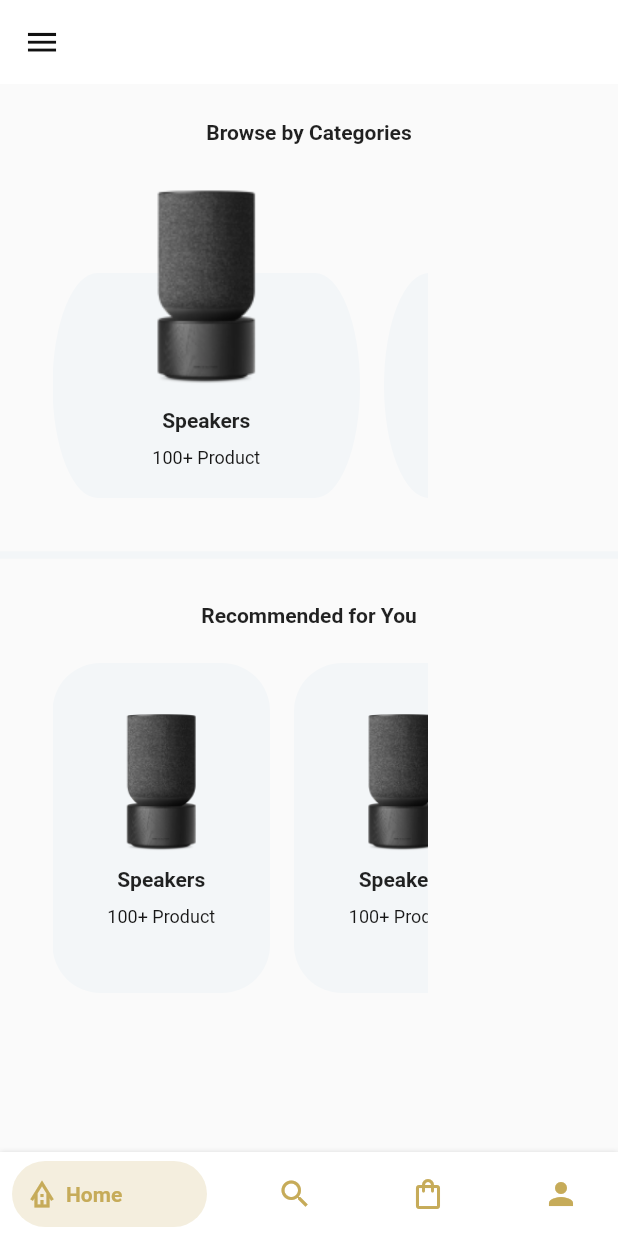
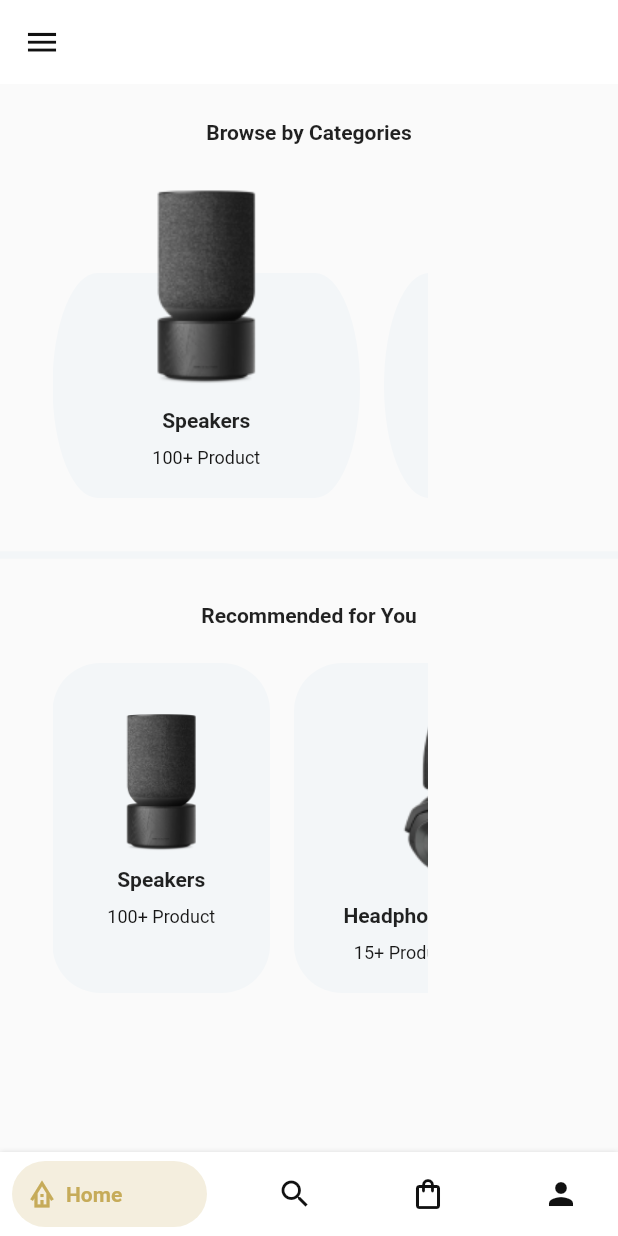
Before and after one commit to SMAmmadAli/E-Commerce-App, a Flutter app: the screen it shows after launch, on a phone screen of 412 x 824 dp. Run offline on Flutter 3.47's test engine with Material 2 defaults, Android fonts, the light colour scheme and no system bars; drawn by our look-alikes of bottom_navy_bar.

Commit message:
catergories page

```diff
--- /dev/null
+++ b/lib/Pages/dashboard.dart
@@ -0,0 +1,67 @@
+import 'package:flutter/material.dart';
+import 'package:st_store/data/data.dart';
+import 'package:st_store/utils/color.dart';
+import 'package:st_store/widgets/home_page_widget/my_listview2.dart';
+
+class DashboardView extends StatelessWidget {
+  const DashboardView({super.key});
+
+  @override
+  Widget build(BuildContext context) {
+    return Scaffold(
+      appBar: AppBar(
+        leading: Icon(
+          Icons.menu,
+          size: 25,
+          color: MyColors.black,
+        ),
+      ),
+      body: SingleChildScrollView(
+        child: Column(
+          children: [
+            for (Map map in selectItem)
+              Container(
+                height: 370,
+                width: 345,
+                child: Column(
+                  children: [
+                    Container(
+                      height: 305,
+                      width: 245,
+                      child: Stack(
+                        children: [
+                          Positioned(
+                              top: 90,
+                              child: Container(
+                                  height: 170,
+                                  width: 345,
+                                  child: Column(
+                                    mainAxisAlignment: MainAxisAlignment.end,
+                                    children: [
+                                      Text(map['title']),
+                                      Text(map['subTitle'])
+                                    ],
+                                  ),
+                                  decoration: const BoxDecoration(
+                                      color: Color(0xffF3F6F8),
+                                      borderRadius: BorderRadius.horizontal(
+                                        left: Radius.elliptical(32, 80),
+                                        right: Radius.elliptical(32, 80),
+                                      )))),
+                          Padding(
+                            padding: const EdgeInsets.only(left: 20.0),
+                            child: Image(image: AssetImage(map["image"])),
+                          ),
+                        ],
+                      ),
+                    ),
+                  ],
+                ),
+              ),
+            const MyListView2()
+          ],
+        ),
+      ),
+    );
+  }
+}
--- a/lib/Pages/home_page.dart
+++ b/lib/Pages/home_page.dart
@@ -1,19 +1,10 @@
 import 'package:flutter/material.dart';
+import 'package:st_store/widgets/home_page_widget/my_listview_1.dart';
 import 'package:st_store/widgets/home_page_widget/bottom_navbar.dart';
+import 'package:st_store/widgets/home_page_widget/headings.dart';
+import 'package:st_store/widgets/home_page_widget/my_listview2.dart';
 
 class HomePage extends StatelessWidget {
-  List<Map> products = [
-    {
-      "image": "asset/image/mic.png",
-      "title": "Speakers",
-      "subTitle": "100+ Product"
-    },
-    {
-      "image": "asset/image/headphone.png",
-      "title": "Headphones",
-      "subTitle": "15+ Product",
-    },
-  ];
   HomePage({super.key});
 
   @override
@@ -33,149 +24,20 @@ class HomePage extends StatelessWidget {
         child: Column(
           crossAxisAlignment: CrossAxisAlignment.start,
           children: [
-            const Padding(
-              padding: EdgeInsets.only(top: 24.0),
-              child: Center(
-                child: Text(
-                  'Browse by Categories',
-                  style: TextStyle(
-                    fontWeight: FontWeight.w700,
-                    fontSize: 14,
-                  ),
-                ),
-              ),
-            ),
+            const MyHeading(heading: 'Browse by Categories'),
             const SizedBox(
               height: 16,
             ),
-            Padding(
-              padding: const EdgeInsets.only(left: 35.0),
-              child: Container(
-                height: 250,
-                width: 250,
-                child: ListView.separated(
-                    scrollDirection: Axis.horizontal,
-                    itemBuilder: (context, index) {
-                      return Container(
-                        width: 205,
-                        height: 250,
-                        child: Stack(
-                          children: [
-                            Positioned(
-                              top: 70,
-                              child: Container(
-                                height: 150,
-                                width: 205,
-                                decoration: const BoxDecoration(
-                                    color: Color(0xffF3F6F8),
-                                    borderRadius: BorderRadius.horizontal(
-                                        right: Radius.elliptical(32, 80),
-                                        left: Radius.elliptical(32, 80))),
-                                child: Column(
-                                  mainAxisAlignment: MainAxisAlignment.end,
-                                  children: const [
-                                    Text(
-                                      'Speakers',
-                                      style: TextStyle(
-                                          fontSize: 14,
-                                          fontWeight: FontWeight.w700),
-                                    ),
-                                    SizedBox(
-                                      height: 10,
-                                    ),
-                                    Text(
-                                      '100+ Product',
-                                      style: TextStyle(
-                                          fontSize: 12,
-                                          fontWeight: FontWeight.w400,
-                                          color: Color(0xff171717)),
-                                    ),
-                                    SizedBox(
-                                      height: 20,
-                                    ),
-                                  ],
-                                ),
-                              ),
-                            ),
-                            const Positioned(
-                              child: Image(
-                                  image: AssetImage("asset/image/mic.png")),
-                            )
-                          ],
-                        ),
-                      );
-                    },
-                    separatorBuilder: (context, index) => const SizedBox(
-                          width: 16,
-                        ),
-                    itemCount: 3),
-              ),
-            ),
+            MyListView1(),
             const Divider(
               color: Color(0xffF3F6F8),
               thickness: 5,
             ),
-            const Padding(
-                padding: EdgeInsets.only(top: 24.0),
-                child: Center(
-                  child: Text(
-                    'Recommended for You',
-                    style: TextStyle(
-                      fontWeight: FontWeight.w700,
-                      fontSize: 14,
-                    ),
-                  ),
-                )),
+            const MyHeading(heading: 'Recommended for You'),
             const SizedBox(
               height: 24,
             ),
-            Padding(
-              padding: const EdgeInsets.only(left: 35.0),
-              child: Container(
-                height: 220,
-                width: 250,
-                child: ListView.separated(
-                    scrollDirection: Axis.horizontal,
-                    itemBuilder: (context, index) {
-                      return Container(
-                        height: 220,
-                        width: 145,
-                        decoration: BoxDecoration(
-                            color: Color(0xffF3F6F8),
-                            borderRadius: BorderRadius.circular(32)),
-                        child: Column(
-                          mainAxisAlignment: MainAxisAlignment.center,
-                          children: const [
-                            Image(
-                              image: AssetImage('asset/image/mic.png'),
-                            ),
-                            Text(
-                              'Speakers',
-                              style: TextStyle(
-                                  fontSize: 14, fontWeight: FontWeight.w700),
-                            ),
-                            SizedBox(
-                              height: 10,
-                            ),
-                            Text(
-                              '100+ Product',
-                              style: TextStyle(
-                                  fontSize: 12,
-                                  fontWeight: FontWeight.w400,
-                                  color: Color(0xff171717)),
-                            ),
-                            SizedBox(
-                              height: 20,
-                            ),
-                          ],
-                        ),
-                      );
-                    },
-                    separatorBuilder: (context, index) =>
-                        const SizedBox(width: 16),
-                    itemCount: 3),
-              ),
-            )
+            MyListView2(),
           ],
         ),
       ),
--- /dev/null
+++ b/lib/data/data.dart
@@ -0,0 +1,14 @@
+List<Map> products = [
+  {
+    "image": "asset/image/mic.png",
+    "title": "Speakers",
+    "subTitle": "100+ Product"
+  },
+  {
+    "image": "asset/image/headphone.png",
+    "title": "Headphones",
+    "subTitle": "15+ Product",
+  },
+];
+
+List<Map> selectItem = [];
--- a/lib/main.dart
+++ b/lib/main.dart
@@ -1,4 +1,5 @@
 import 'package:flutter/material.dart';
+import 'package:st_store/Pages/dashboard.dart';
 import 'package:st_store/Pages/home_page.dart';
 
 import 'Pages/splash_page.dart';
--- /dev/null
+++ b/lib/utils/color.dart
@@ -0,0 +1,6 @@
+import 'package:flutter/animation.dart';
+
+class MyColors {
+  static Color gold = const Color(0xffC6AB59);
+  static Color black = const Color(0xff111111);
+}
--- a/lib/widgets/home_page_widget/bottom_navbar.dart
+++ b/lib/widgets/home_page_widget/bottom_navbar.dart
@@ -1,5 +1,6 @@
 import 'package:bottom_navy_bar/bottom_navy_bar.dart';
 import 'package:flutter/material.dart';
+import 'package:st_store/utils/color.dart';
 
 class BottomNavBar extends StatefulWidget {
   const BottomNavBar({super.key});
@@ -25,23 +26,23 @@ class _BottomNavBarState extends State<BottomNavBar> {
             BottomNavyBarItem(
                 icon: const Icon(Icons.bungalow_outlined),
                 title: const Text('Home'),
-              activeColor: const Color(0xffC6AB59),
-            ),
+                activeColor: MyColors.gold,
+                inactiveColor: MyColors.black),
             BottomNavyBarItem(
                 icon: const Icon(Icons.search),
                 title: const Text('Search'),
-              activeColor: const Color(0xffC6AB59),
-            ),
+                activeColor: MyColors.gold,
+                inactiveColor: MyColors.black),
             BottomNavyBarItem(
                 icon: const Icon(Icons.shopping_bag_outlined),
                 title: const Text('Shapping'),
-              activeColor: const Color(0xffC6AB59),
-            ),
+                activeColor: MyColors.gold,
+                inactiveColor: MyColors.black),
             BottomNavyBarItem(
                 icon: const Icon(Icons.person),
                 title: const Text('Profile'),
-              activeColor: const Color(0xffC6AB59),
-            ),
+                activeColor: MyColors.gold,
+                inactiveColor: MyColors.black),
           ],
         )
         // BottomNavigationBar(
--- /dev/null
+++ b/lib/widgets/home_page_widget/headings.dart
@@ -0,0 +1,22 @@
+import 'package:flutter/material.dart';
+
+class MyHeading extends StatelessWidget {
+  final String heading;
+  const MyHeading({super.key, required this.heading});
+
+  @override
+  Widget build(BuildContext context) {
+    return Padding(
+      padding: EdgeInsets.only(top: 24.0),
+      child: Center(
+        child: Text(
+          heading,
+          style: const TextStyle(
+            fontWeight: FontWeight.w700,
+            fontSize: 14,
+          ),
+        ),
+      ),
+    );
+  }
+}
--- /dev/null
+++ b/lib/widgets/home_page_widget/my_listview2.dart
@@ -0,0 +1,56 @@
+import 'package:flutter/material.dart';
+import 'package:st_store/data/data.dart';
+
+class MyListView2 extends StatelessWidget {
+  const MyListView2({super.key});
+
+  @override
+  Widget build(BuildContext context) {
+    return Padding(
+      padding: const EdgeInsets.only(left: 35.0),
+      child: Container(
+        height: 220,
+        width: 250,
+        child: ListView.separated(
+            scrollDirection: Axis.horizontal,
+            itemBuilder: (context, index) {
+              return Container(
+                height: 220,
+                width: 145,
+                decoration: BoxDecoration(
+                    color: Color(0xffF3F6F8),
+                    borderRadius: BorderRadius.circular(32)),
+                child: Column(
+                  mainAxisAlignment: MainAxisAlignment.center,
+                  children: [
+                    Image(
+                      image: AssetImage(products[index]['image']),
+                    ),
+                    Text(
+                      products[index]['title'],
+                      style: const TextStyle(
+                          fontSize: 14, fontWeight: FontWeight.w700),
+                    ),
+                    const SizedBox(
+                      height: 10,
+                    ),
+                    Text(
+                      products[index]['subTitle'],
+                      style: const TextStyle(
+                          fontSize: 12,
+                          fontWeight: FontWeight.w400,
+                          color: Color(0xff171717)),
+                    ),
+                    const SizedBox(
+                      height: 20,
+                    ),
+                  ],
+                ),
+              );
+            },
+            separatorBuilder: (context, index) => const SizedBox(width: 16),
+            itemCount: products.length),
+      ),
+    );
+  }
+}
--- /dev/null
+++ b/lib/widgets/home_page_widget/my_listview_1.dart
@@ -0,0 +1,84 @@
+import 'package:flutter/material.dart';
+import 'package:st_store/Pages/dashboard.dart';
+
+import '../../data/data.dart';
+
+class MyListView1 extends StatelessWidget {
+  MyListView1({super.key});
+
+  @override
+  Widget build(BuildContext context) {
+    return Padding(
+      padding: const EdgeInsets.only(left: 35.0),
+      child: Container(
+        height: 250,
+        width: 250,
+        child: ListView.separated(
+            scrollDirection: Axis.horizontal,
+            itemBuilder: (context, index) {
+              return Container(
+                width: 205,
+                height: 250,
+                child: InkWell(
+                  onTap: () {
+                    selectItem.add(products[index]);
+                    Navigator.push(
+                        context,
+                        MaterialPageRoute(
+                          builder: (context) => DashboardView(),
+                        ));
+                  },
+                  child: Stack(
+                    children: [
+                      Positioned(
+                        top: 70,
+                        child: Container(
+                          height: 150,
+                          width: 205,
+                          decoration: const BoxDecoration(
+                              color: Color(0xffF3F6F8),
+                              borderRadius: BorderRadius.horizontal(
+                                  right: Radius.elliptical(32, 80),
+                                  left: Radius.elliptical(32, 80))),
+                          child: Column(
+                            mainAxisAlignment: MainAxisAlignment.end,
+                            children: [
+                              Text(
+                                products[index]['title'],
+                                style: const TextStyle(
+                                    fontSize: 14, fontWeight: FontWeight.w700),
+                              ),
+                              const SizedBox(
+                                height: 10,
+                              ),
+                              Text(
+                                products[index]['subTitle'],
+                                style: const TextStyle(
+                                    fontSize: 12,
+                                    fontWeight: FontWeight.w400,
+                                    color: Color(0xff171717)),
+                              ),
+                              const SizedBox(
+                                height: 20,
+                              ),
+                            ],
+                          ),
+                        ),
+                      ),
+                      Positioned(
+                        child:
+                            Image(image: AssetImage(products[index]["image"])),
+                      )
+                    ],
+                  ),
+                ),
+              );
+            },
+            separatorBuilder: (context, index) => const SizedBox(
+                  width: 16,
+                ),
+            itemCount: products.length),
+      ),
+    );
+  }
+}
```
Lines whose indentation alone changed are shown as unchanged.
